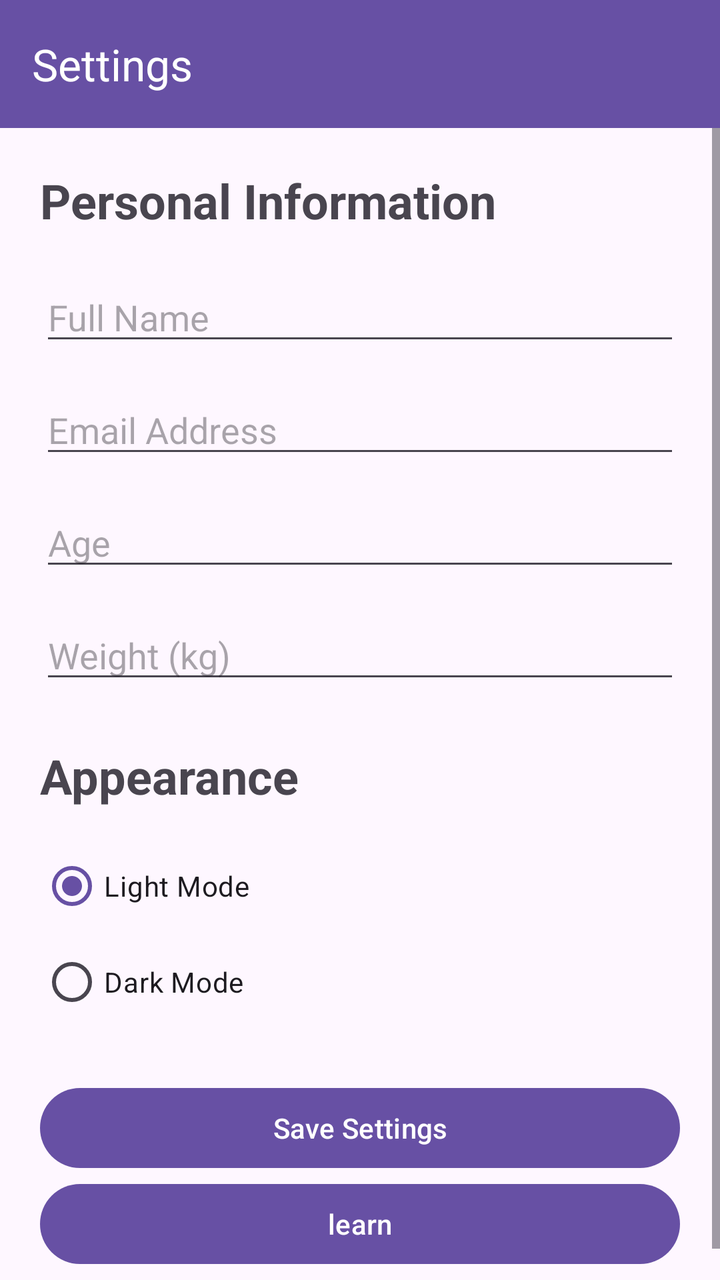
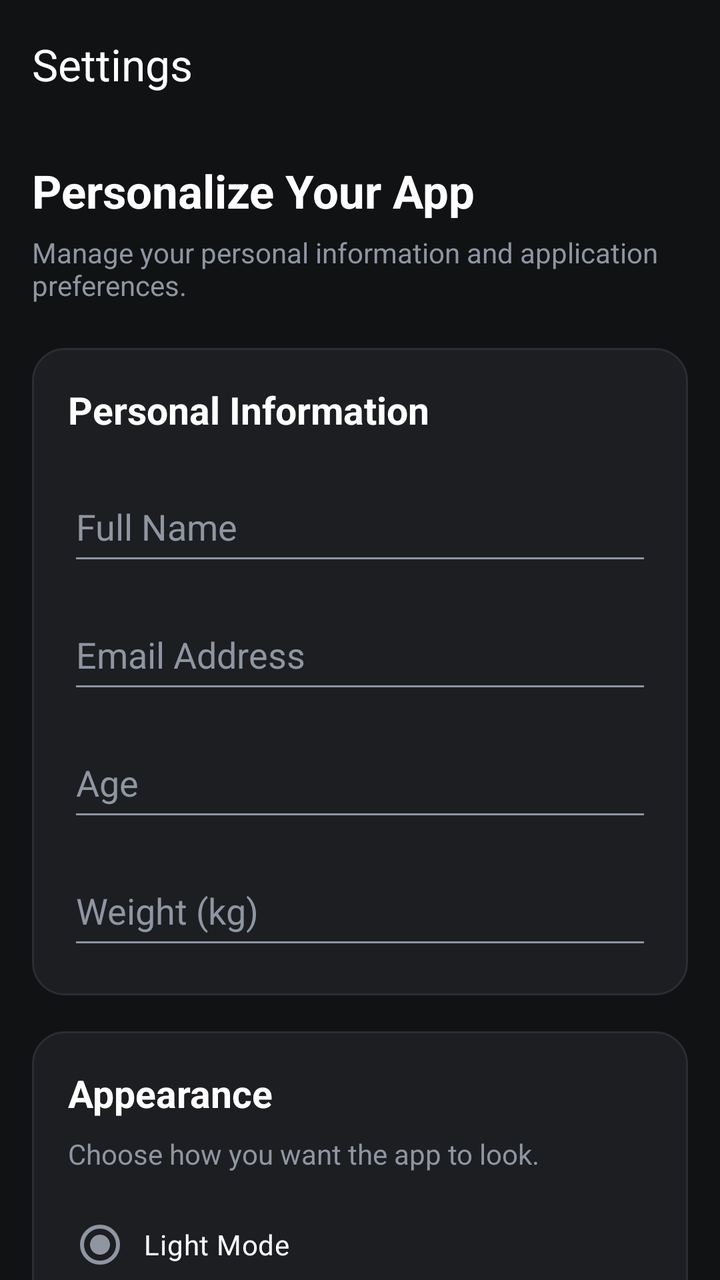

Two renders of the same Android screen: before a commit and after it. Below are the layout's source before the change and the commit's diff.
<!-- AndroidManifest.xml: application theme Theme.Coen390Project -->
<!-- res/layout/activity_option5.xml -->
<LinearLayout
    xmlns:android="http://schemas.android.com/apk/res/android"
    xmlns:app="http://schemas.android.com/apk/res-auto"
    android:layout_width="match_parent"
    android:layout_height="match_parent"
    android:orientation="vertical">

    <androidx.appcompat.widget.Toolbar
        android:id="@+id/optionToolbar"
        android:layout_width="match_parent"
        android:layout_height="?attr/actionBarSize"
        android:background="?attr/colorPrimary"
        app:title="Settings"
        app:titleTextColor="@android:color/white" />

    <ScrollView
        android:layout_width="match_parent"
        android:layout_height="match_parent">

        <LinearLayout
            android:layout_width="match_parent"
            android:layout_height="wrap_content"
            android:orientation="vertical"
            android:padding="20dp">

            <TextView
                android:layout_width="match_parent"
                android:layout_height="wrap_content"
                android:layout_marginBottom="20dp"
                android:text="Personal Information"
                android:textSize="24sp"
                android:textStyle="bold" />

            <EditText
                android:id="@+id/nameEditText"
                android:layout_width="match_parent"
                android:layout_height="wrap_content"
                android:layout_marginBottom="15dp"
                android:hint="Full Name"
                android:inputType="textPersonName" />

            <EditText
                android:id="@+id/emailEditText"
                android:layout_width="match_parent"
                android:layout_height="wrap_content"
                android:layout_marginBottom="15dp"
                android:hint="Email Address"
                android:inputType="textEmailAddress" />

            <EditText
                android:id="@+id/ageEditText"
                android:layout_width="match_parent"
                android:layout_height="wrap_content"
                android:layout_marginBottom="15dp"
                android:hint="Age"
                android:inputType="number" />

            <EditText
                android:id="@+id/weightEditText"
                android:layout_width="match_parent"
                android:layout_height="wrap_content"
                android:layout_marginBottom="25dp"
                android:hint="Weight (kg)"
                android:inputType="numberDecimal" />

            <TextView
                android:layout_width="match_parent"
                android:layout_height="wrap_content"
                android:layout_marginBottom="15dp"
                android:text="Appearance"
                android:textSize="24sp"
                android:textStyle="bold" />

            <RadioGroup
                android:id="@+id/themeRadioGroup"
                android:layout_width="match_parent"
                android:layout_height="wrap_content"
                android:layout_marginBottom="25dp"
                android:orientation="vertical">

                <RadioButton
                    android:id="@+id/lightModeRadio"
                    android:layout_width="match_parent"
                    android:layout_height="wrap_content"
                    android:checked="true"
                    android:text="Light Mode" />

                <RadioButton
                    android:id="@+id/darkModeRadio"
                    android:layout_width="match_parent"
                    android:layout_height="wrap_content"
                    android:text="Dark Mode" />

            </RadioGroup>

            <Button
                android:id="@+id/saveSettingsButton"
                android:layout_width="match_parent"
                android:layout_height="wrap_content"
                android:text="Save Settings" />

            <Button
                android:id="@+id/LearnButton"
                android:layout_width="match_parent"
                android:layout_height="wrap_content"
                android:text="learn" />

        </LinearLayout>
    </ScrollView>

</LinearLayout>
<!-- resources referenced by this layout -->
<resources>
  <style name="Theme.Coen390Project" parent="Base.Theme.Coen390Project" />
  <style name="Base.Theme.Coen390Project" parent="Theme.Material3.DayNight.NoActionBar">
          
          
      </style>
</resources>

<!-- the commit's change to res/layout/activity_option5.xml (unified diff, before → after) -->
@@ -1,111 +1,207 @@
-<LinearLayout
+<?xml version="1.0" encoding="utf-8"?>
+<androidx.drawerlayout.widget.DrawerLayout
     xmlns:android="http://schemas.android.com/apk/res/android"
     xmlns:app="http://schemas.android.com/apk/res-auto"
+    android:id="@+id/drawerLayout"
     android:layout_width="match_parent"
     android:layout_height="match_parent"
-    android:orientation="vertical">
-
-    <androidx.appcompat.widget.Toolbar
-        android:id="@+id/optionToolbar"
+    android:background="#111214">
+
+    
+    <LinearLayout
+        android:id="@+id/mainContent"
         android:layout_width="match_parent"
-        android:layout_height="?attr/actionBarSize"
-        android:background="?attr/colorPrimary"
-        app:title="Settings"
-        app:titleTextColor="@android:color/white" />
-
-    <ScrollView
-        android:layout_width="match_parent"
-        android:layout_height="match_parent">
-
-        <LinearLayout
+        android:layout_height="match_parent"
+        android:orientation="vertical"
+        android:background="#111214">
+
+        
+        <androidx.appcompat.widget.Toolbar
+            android:id="@+id/optionToolbar"
             android:layout_width="match_parent"
-            android:layout_height="wrap_content"
-            android:orientation="vertical"
-            android:padding="20dp">
-
-            <TextView
+            android:layout_height="?attr/actionBarSize"
+            android:background="#111214"
+            app:title="Settings"
+            app:titleTextColor="#FFFFFF" />
+
+        
+        <ScrollView
+            android:layout_width="match_parent"
+            android:layout_height="0dp"
+            android:layout_weight="1"
+            android:fillViewport="true"
+            android:scrollbars="none">
+
+            <LinearLayout
                 android:layout_width="match_parent"
                 android:layout_height="wrap_content"
-                android:layout_marginBottom="20dp"
-                android:text="Personal Information"
-                android:textSize="24sp"
-                android:textStyle="bold" />
-
-            <EditText
-                android:id="@+id/nameEditText"
-                android:layout_width="match_parent"
-                android:layout_height="wrap_content"
-                android:layout_marginBottom="15dp"
-                android:hint="Full Name"
-                android:inputType="textPersonName" />
-
-            <EditText
-                android:id="@+id/emailEditText"
-                android:layout_width="match_parent"
-                android:layout_height="wrap_content"
-                android:layout_marginBottom="15dp"
-                android:hint="Email Address"
-                android:inputType="textEmailAddress" />
-
-            <EditText
-                android:id="@+id/ageEditText"
-                android:layout_width="match_parent"
-                android:layout_height="wrap_content"
-                android:layout_marginBottom="15dp"
-                android:hint="Age"
-                android:inputType="number" />
-
-            <EditText
-                android:id="@+id/weightEditText"
-                android:layout_width="match_parent"
-                android:layout_height="wrap_content"
-                android:layout_marginBottom="25dp"
-                android:hint="Weight (kg)"
-                android:inputType="numberDecimal" />
-
-            <TextView
-                android:layout_width="match_parent"
-                android:layout_height="wrap_content"
-                android:layout_marginBottom="15dp"
-                android:text="Appearance"
-                android:textSize="24sp"
-                android:textStyle="bold" />
-
-            <RadioGroup
-                android:id="@+id/themeRadioGroup"
-                android:layout_width="match_parent"
-                android:layout_height="wrap_content"
-                android:layout_marginBottom="25dp"
-                android:orientation="vertical">
-
-                <RadioButton
-                    android:id="@+id/lightModeRadio"
-                    android:layout_width="match_parent"
-                    android:layout_height="wrap_content"
-                    android:checked="true"
-                    android:text="Light Mode" />
-
-                <RadioButton
-                    android:id="@+id/darkModeRadio"
-                    android:layout_width="match_parent"
-                    android:layout_height="wrap_content"
-                    android:text="Dark Mode" />
-
-            </RadioGroup>
-
-            <Button
-                android:id="@+id/saveSettingsButton"
-                android:layout_width="match_parent"
-                android:layout_height="wrap_content"
-                android:text="Save Settings" />
-
-            <Button
-                android:id="@+id/LearnButton"
-                android:layout_width="match_parent"
-                android:layout_height="wrap_content"
-                android:text="learn" />
-
-        </LinearLayout>
-    </ScrollView>
-
-</LinearLayout>
+                android:orientation="vertical"
+                android:padding="16dp">
+
+                
+                <TextView
+                    android:layout_width="wrap_content"
+                    android:layout_height="wrap_content"
+                    android:text="Personalize Your App"
+                    android:textColor="#FFFFFF"
+                    android:textSize="23sp"
+                    android:textStyle="bold" />
+
+                <TextView
+                    android:layout_width="match_parent"
+                    android:layout_height="wrap_content"
+                    android:text="Manage your personal information and application preferences."
+                    android:textColor="#8F95A1"
+                    android:textSize="14sp"
+                    android:layout_marginTop="6dp"
+                    android:layout_marginBottom="22dp" />
+
+                
+                <LinearLayout
+                    android:layout_width="match_parent"
+                    android:layout_height="wrap_content"
+                    android:orientation="vertical"
+                    android:padding="18dp"
+                    android:background="@drawable/equipment_card">
+
+                    <TextView
+                        android:layout_width="match_parent"
+                        android:layout_height="wrap_content"
+                        android:text="Personal Information"
+                        android:textColor="#FFFFFF"
+                        android:textSize="19sp"
+                        android:textStyle="bold"
+                        android:layout_marginBottom="18dp" />
+
+                    <EditText
+                        android:id="@+id/nameEditText"
+                        android:layout_width="match_parent"
+                        android:layout_height="52dp"
+                        android:hint="Full Name"
+                        android:inputType="textPersonName"
+                        android:textColor="#FFFFFF"
+                        android:textColorHint="#8F95A1"
+                        android:backgroundTint="#8F95A1"
+                        android:layout_marginBottom="12dp" />
+
+                    <EditText
+                        android:id="@+id/emailEditText"
+                        android:layout_width="match_parent"
+                        android:layout_height="52dp"
+                        android:hint="Email Address"
+                        android:inputType="textEmailAddress"
+                        android:textColor="#FFFFFF"
+                        android:textColorHint="#8F95A1"
+                        android:backgroundTint="#8F95A1"
+                        android:layout_marginBottom="12dp" />
+
+                    <EditText
+                        android:id="@+id/ageEditText"
+                        android:layout_width="match_parent"
+                        android:layout_height="52dp"
+                        android:hint="Age"
+                        android:inputType="number"
+                        android:textColor="#FFFFFF"
+                        android:textColorHint="#8F95A1"
+                        android:backgroundTint="#8F95A1"
+                        android:layout_marginBottom="12dp" />
+
+                    <EditText
+                        android:id="@+id/weightEditText"
+                        android:layout_width="match_parent"
+                        android:layout_height="52dp"
+                        android:hint="Weight (kg)"
+                        android:inputType="numberDecimal"
+                        android:textColor="#FFFFFF"
+                        android:textColorHint="#8F95A1"
+                        android:backgroundTint="#8F95A1" />
+
+                </LinearLayout>
+
+                
+                <LinearLayout
+                    android:layout_width="match_parent"
+                    android:layout_height="wrap_content"
+                    android:orientation="vertical"
+                    android:padding="18dp"
+                    android:layout_marginTop="18dp"
+                    android:background="@drawable/equipment_card">
+
+                    <TextView
+                        android:layout_width="match_parent"
+                        android:layout_height="wrap_content"
+                        android:text="Appearance"
+                        android:textColor="#FFFFFF"
+                        android:textSize="19sp"
+                        android:textStyle="bold"
+                        android:layout_marginBottom="8dp" />
+
+                    <TextView
+                        android:layout_width="match_parent"
+                        android:layout_height="wrap_content"
+                        android:text="Choose how you want the app to look."
+                        android:textColor="#8F95A1"
+                        android:textSize="14sp"
+                        android:layout_marginBottom="12dp" />
+
+                    <RadioGroup
+                        android:id="@+id/themeRadioGroup"
+                        android:layout_width="match_parent"
+                        android:layout_height="wrap_content"
+                        android:orientation="vertical">
+
+                        <RadioButton
+                            android:id="@+id/lightModeRadio"
+                            android:layout_width="match_parent"
+                            android:layout_height="wrap_content"
+                            android:text="Light Mode"
+                            android:textColor="#FFFFFF"
+                            android:buttonTint="#EF5350"
+                            android:padding="6dp"
+                            android:checked="true" />
+
+                        <RadioButton
+                            android:id="@+id/darkModeRadio"
+                            android:layout_width="match_parent"
+                            android:layout_height="wrap_content"
+                            android:text="Dark Mode"
+                            android:textColor="#FFFFFF"
+                            android:buttonTint="#EF5350"
+                            android:padding="6dp" />
+
+                    </RadioGroup>
+
+                </LinearLayout>
+
+                
+                <Button
+                    android:id="@+id/saveSettingsButton"
+                    android:layout_width="match_parent"
+                    android:layout_height="54dp"
+                    android:text="Save Settings"
+                    android:textColor="#FFFFFF"
+                    android:textStyle="bold"
+                    android:textAllCaps="false"
+                    android:backgroundTint="#D32F2F"
+                    android:layout_marginTop="20dp"
+                    android:layout_marginBottom="24dp" />
+
+            </LinearLayout>
+
+        </ScrollView>
+
+    </LinearLayout>
+
+    
+    <com.google.android.material.navigation.NavigationView
+        android:id="@+id/navigationView"
+        android:layout_width="wrap_content"
+        android:layout_height="match_parent"
+        android:layout_gravity="start"
+        android:background="#292D35"
+        app:menu="@menu/drawer_menu"
+        app:itemTextColor="@color/drawer_item_colors"
+        app:itemIconTint="@color/drawer_item_colors"
+        app:itemBackground="@drawable/drawer_item_background" />
+
+</androidx.drawerlayout.widget.DrawerLayout>
<!-- resource entries referenced after the edit -->
@@ -1,9 +1,44 @@
 <!-- resources referenced by this layout -->
 <resources>
+  <!-- drawable drawer_item_background (drawable) -->
+  <?xml version="1.0" encoding="utf-8"?>
+  <selector xmlns:android="http://schemas.android.com/apk/res/android">
+  
+      <item android:state_checked="true">
+          <shape android:shape="rectangle">
+              <solid android:color="#3A2428"/>
+              <corners android:radius="12dp"/>
+          </shape>
+      </item>
+  
+      <item>
+          <shape android:shape="rectangle">
+              <solid android:color="@android:color/transparent"/>
+          </shape>
+      </item>
+  
+  </selector>
+  <!-- drawable equipment_card (drawable) -->
+  <shape xmlns:android="http://schemas.android.com/apk/res/android">
+      <solid android:color="#1C1E22" />
+      <corners android:radius="16dp" />
+      <stroke android:width="1dp" android:color="#2A2D33" />
+  </shape>
   <style name="Theme.Coen390Project" parent="Base.Theme.Coen390Project" />
   <style name="Base.Theme.Coen390Project" parent="Theme.Material3.DayNight.NoActionBar">
-          
-          
+  
+          <item name="android:windowBackground">#111214</item>
+          <item name="android:textColorPrimary">#FFFFFF</item>
+          <item name="android:textColorSecondary">#B0B0B0</item>
+          <item name="android:colorAccent">#8F95A1</item>
+  
+          <item name="colorPrimary">#8F95A1</item>
+          <item name="colorOnPrimary">#FFFFFF</item>
+          <item name="colorSecondary">#8F95A1</item>
+          <item name="colorOnSecondary">#FFFFFF</item>
+          <item name="colorSurface">#292D35</item>
+          <item name="colorOnSurface">#FFFFFF</item>
+  
       </style>
 </resources>
 
